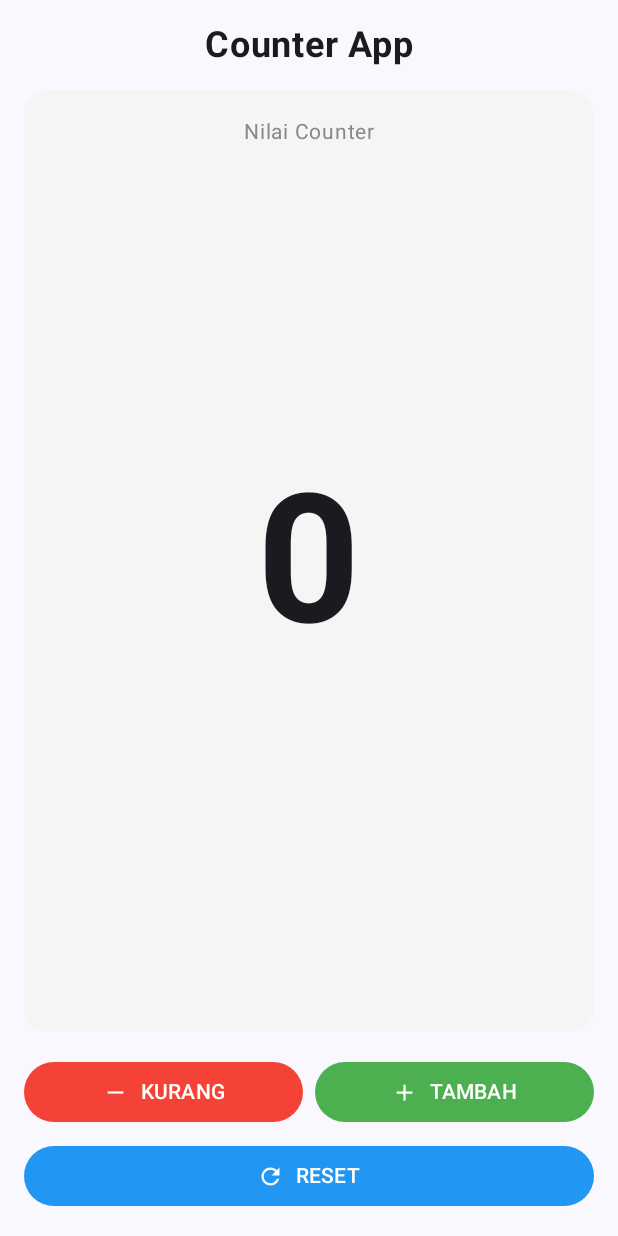
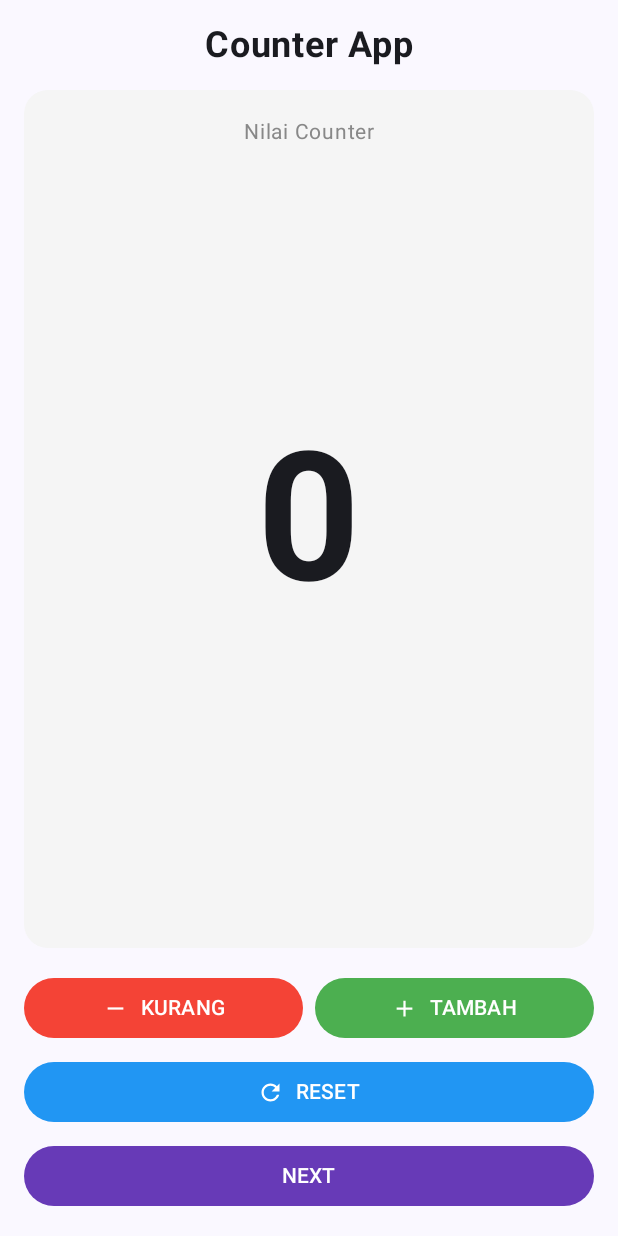
Before and after one commit to alyyysa/CounterCompose, an Android app built with Jetpack Compose: the screen it shows after launch (MainActivity), on a phone screen of 412 x 824 dp. Run offline under Robolectric (Android 15) with nearby library versions, the phone set to English and light mode, and no system bars.

Commit message:
initial commit

```diff
--- a/app/src/main/java/com/example/countercompose/CounterScreen.kt
+++ b/app/src/main/java/com/example/countercompose/CounterScreen.kt
@@ -27,6 +27,7 @@ fun CounterScreen(
     onIncrement: () -> Unit,
     onDecrement: () -> Unit,
     onReset: () -> Unit,
+    onNext: () -> Unit = {},
     modifier: Modifier = Modifier
 ) {
     Column(
@@ -49,7 +50,8 @@ fun CounterScreen(
         CounterButtons(
             onDecrement = onDecrement,
             onIncrement = onIncrement,
-            onReset = onReset
+            onReset = onReset,
+            onNext = onNext
         )
     }
 }
@@ -83,7 +85,8 @@ fun CounterDisplay(value: Int, modifier: Modifier = Modifier) {
 fun CounterButtons(
     onDecrement: () -> Unit = {},
     onIncrement: () -> Unit = {},
-    onReset: () -> Unit = {}
+    onReset: () -> Unit = {},
+    onNext: () -> Unit = {}
 ) {
     Column(modifier = Modifier.fillMaxWidth()) {
         Row(
@@ -137,13 +140,24 @@ fun CounterButtons(
             Spacer(Modifier.width(ButtonDefaults.IconSpacing))
             Text("RESET")
         }
+        Spacer(modifier = Modifier.height(8.dp))
+        Button(
+            onClick = onNext,
+            modifier = Modifier.fillMaxWidth(),
+            colors = ButtonDefaults.buttonColors(
+                containerColor = Color(0xFF673AB7) // Warna ungu (Deep Purple)
+            )
+        ) {
+            Text("NEXT")
+        }
     }
 }
 
 @Composable
 fun CounterApp(
     modifier: Modifier = Modifier,
-    viewModel: CounterViewModel = viewModel()
+    viewModel: CounterViewModel = viewModel(),
+    onNavigateToDataDiri: () -> Unit = {}
 ) {
     val counter by viewModel.counter
     CounterScreen(
@@ -151,6 +165,7 @@ fun CounterApp(
         onIncrement = { viewModel.increment() },
         onDecrement = { viewModel.decrement() },
         onReset = { viewModel.reset() },
+        onNext = onNavigateToDataDiri,
         modifier = modifier
     )
 }
```
Also changed, not shown: app/src/main/java/com/example/countercompose/DataDiriScreen.kt (added, +93 -0 lines).
